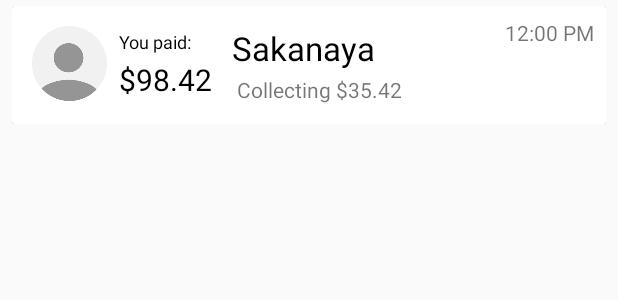
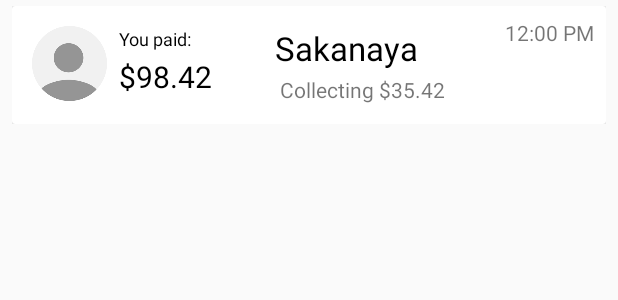
Before and after one commit to TakefiveInteractive/Ledger-Android, an Android app: the layout item_bill_list.xml on its own in the app's theme, with its tools: preview values and no code run, on a phone screen of 412 x 824 dp. Shown: the top 300 px of the screen. Run offline under Robolectric (Android 15) with nearby library versions, the phone set to English and light mode, and no system bars; plain views replace AwesomeTextView.

Commit message:
xml layout

```diff
--- a/app/src/main/res/layout/item_bill_list.xml
+++ b/app/src/main/res/layout/item_bill_list.xml
@@ -37,13 +37,17 @@
                     android:scaleType="centerCrop" />
 
                 <LinearLayout
-                    android:id="@+id/lYouPay"
-                    android:layout_width="wrap_content"
+                    android:layout_width="match_parent"
                     android:layout_height="wrap_content"
+                    android:layout_toEndOf="@id/avatar"
                     android:layout_alignParentStart="false"
                     android:layout_centerVertical="true"
-                    android:layout_marginRight="@dimen/noticable_padding"
-                    android:layout_toEndOf="@id/avatar"
+                    android:orientation="horizontal">
+                    <LinearLayout
+                        android:id="@+id/lYouPay"
+                        android:layout_width="match_parent"
+                        android:layout_height="wrap_content"
+                        android:layout_weight="2"
                         android:orientation="vertical">
 
                         <TextView
@@ -66,11 +70,9 @@
 
                     <LinearLayout
                         android:id="@+id/lDesc"
-                    android:layout_width="wrap_content"
+                        android:layout_width="match_parent"
                         android:layout_height="wrap_content"
-                    android:layout_centerVertical="true"
-                    android:layout_marginRight="@dimen/general_padding"
-                    android:layout_toEndOf="@id/lYouPay"
+                        android:layout_weight="1"
                         android:orientation="vertical">
 
                         <TextView
@@ -85,8 +87,7 @@
                         <LinearLayout
                             android:layout_width="wrap_content"
                             android:layout_height="wrap_content"
-                        android:orientation="horizontal"
-                        android:layout_gravity="center_horizontal">
+                            android:orientation="horizontal">
                             <com.beardedhen.androidbootstrap.AwesomeTextView
                                 android:id="@+id/desc2icon"
                                 android:layout_width="wrap_content"
@@ -103,6 +104,9 @@
                         </LinearLayout>
 
                     </LinearLayout>
+
+                </LinearLayout>
+
             </RelativeLayout>
 
             <!-- The following TAG may be shown as warnings/indicators -->
```
Lines whose indentation alone changed are shown as unchanged.
